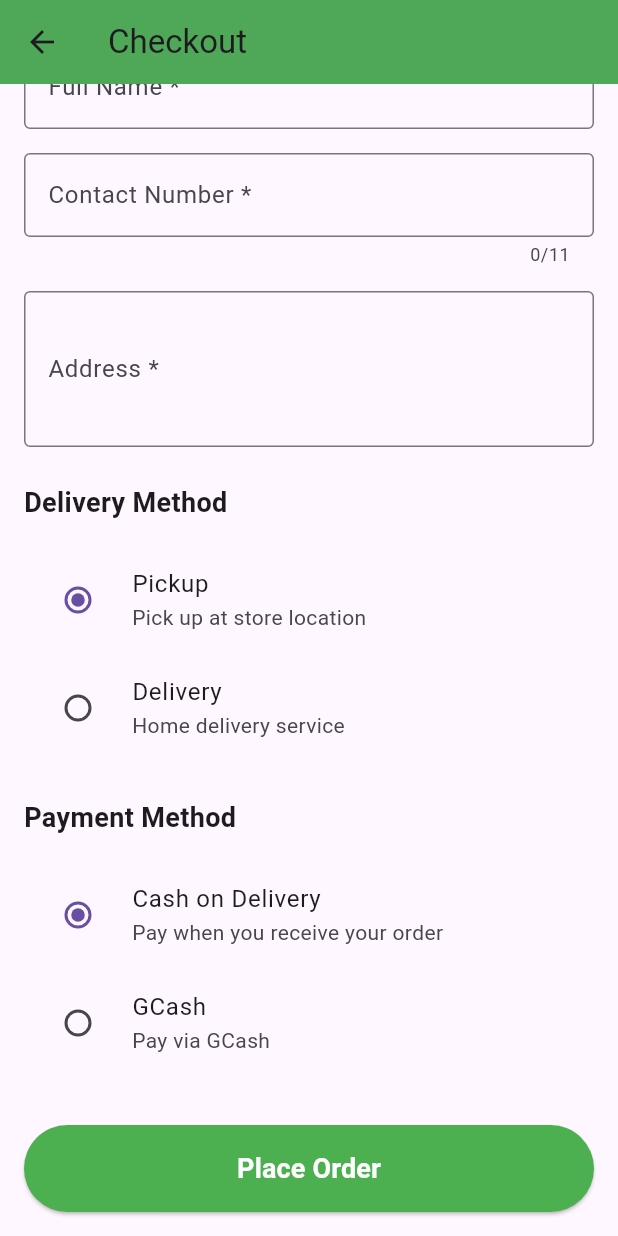
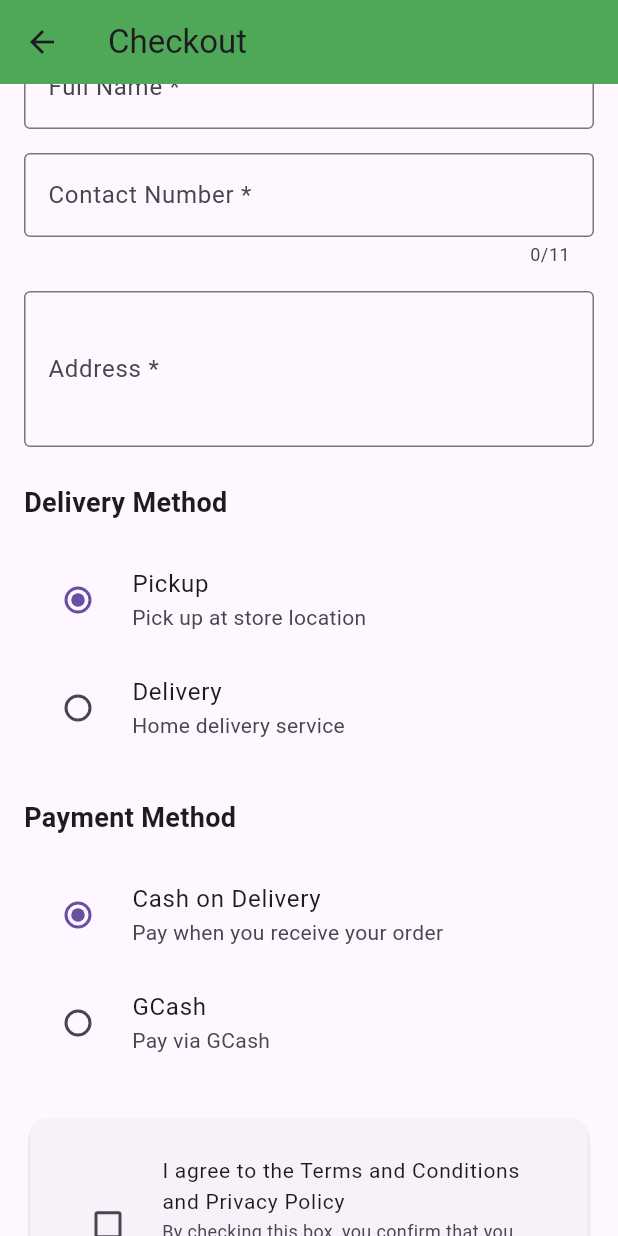
Before and after one commit to aleshamarie/Midwest_Application, a Flutter app: the CheckoutScreen screen opened directly, scrolled down 231 dp, on a phone screen of 412 x 824 dp. Run offline on Flutter 3.47's test engine with Material 3 defaults, Android fonts, the phone set to English and light mode, and no system bars; our stand-ins replace cached_network_image, connectivity_plus, device_info_plus, firebase_core, firebase_messaging, flutter_local_notifications and 2 more; accounts and stored records are empty; network calls fail.

Commit message:
Add terms and conditions agreement to checkout process
- Introduce a checkbox for users to agree to the Terms and Conditions and Privacy Policy before placing an order.
- Implement validation to ensure the agreement is checked, displaying a snackbar message if not.
- Update the order button state based on the agreement status.
- Modify the home screen contact information for accuracy.

```diff
--- a/lib/checkout_screen.dart
+++ b/lib/checkout_screen.dart
@@ -19,6 +19,7 @@ class _CheckoutScreenState extends State<CheckoutScreen> {
   String _deliveryMethod = 'Pickup';
   String _paymentMethod = 'Cash';
   String? _paymentRef;
+  bool _agreedToTerms = false;
 
   @override
   void dispose() {
@@ -30,6 +31,16 @@ class _CheckoutScreenState extends State<CheckoutScreen> {
 
   Future<void> _processOrder() async {
     if (!_formKey.currentState!.validate()) return;
+
+    if (!_agreedToTerms) {
+      ScaffoldMessenger.of(context).showSnackBar(
+        const SnackBar(
+          content: Text('Please agree to the Terms and Conditions and Privacy Policy to place your order'),
+          backgroundColor: Colors.red,
+        ),
+      );
+      return;
+    }
 
     if (_paymentMethod == 'GCash' && (_paymentRef == null || _paymentRef!.isEmpty)) {
       ScaffoldMessenger.of(context).showSnackBar(
@@ -369,7 +380,34 @@ class _CheckoutScreenState extends State<CheckoutScreen> {
                     ),
                   ],
 
-                  const SizedBox(height: 32),
+                  const SizedBox(height: 24),
+
+                  // Terms and conditions agreement checkbox
+                  Card(
+                    child: Padding(
+                      padding: const EdgeInsets.all(16),
+                      child: CheckboxListTile(
+                        title: const Text(
+                          'I agree to the Terms and Conditions and Privacy Policy',
+                          style: TextStyle(fontSize: 14),
+                        ),
+                        subtitle: const Text(
+                          'By checking this box, you confirm that you have read and agree to our terms and privacy policy',
+                          style: TextStyle(fontSize: 12),
+                        ),
+                        value: _agreedToTerms,
+                        onChanged: (value) {
+                          setState(() {
+                            _agreedToTerms = value ?? false;
+                          });
+                        },
+                        activeColor: Colors.green,
+                        controlAffinity: ListTileControlAffinity.leading,
+                      ),
+                    ),
+                  ),
+
+                  const SizedBox(height: 24),
 
                   // Place order button
                     Consumer<AppProvider>(
@@ -377,7 +415,7 @@ class _CheckoutScreenState extends State<CheckoutScreen> {
                         return SizedBox(
                           width: double.infinity,
                           child: ElevatedButton(
-                            onPressed: provider.isCreatingOrder ? null : _processOrder,
+                            onPressed: (provider.isCreatingOrder || !_agreedToTerms) ? null : _processOrder,
                             style: ElevatedButton.styleFrom(
                               backgroundColor: Colors.green,
                               foregroundColor: Colors.white,
--- a/lib/home_screen.dart
+++ b/lib/home_screen.dart
@@ -206,7 +206,7 @@ class HomeScreen extends StatelessWidget {
                           ListTile(
                             leading: Icon(Icons.phone, color: Colors.green),
                             title: Text('Contact'),
-                            subtitle: Text('(555) 123-4567'),
+                            subtitle: Text('+63 917 150 5564'),
                           ),
                           Divider(),
                           ListTile(
```
Also changed, not shown: lib/main.dart (+2 -78 lines).
